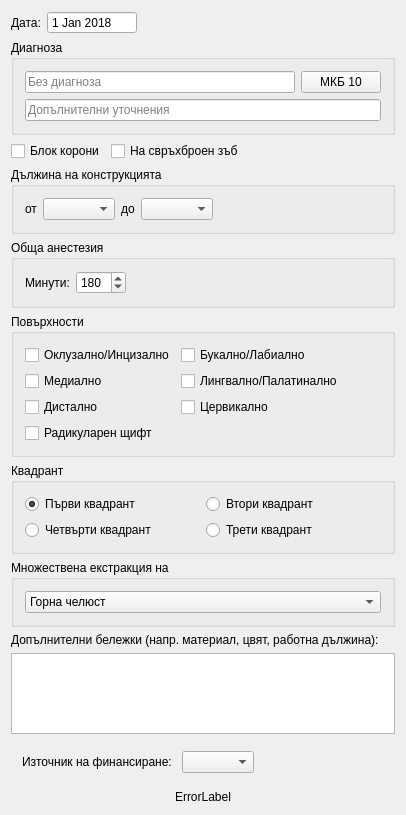
This is src/View/SubWidgets/ProcedureInput.ui in thefinalcutbg/DinoDent as Qt 5 draws it before an edit. The edited form follows.
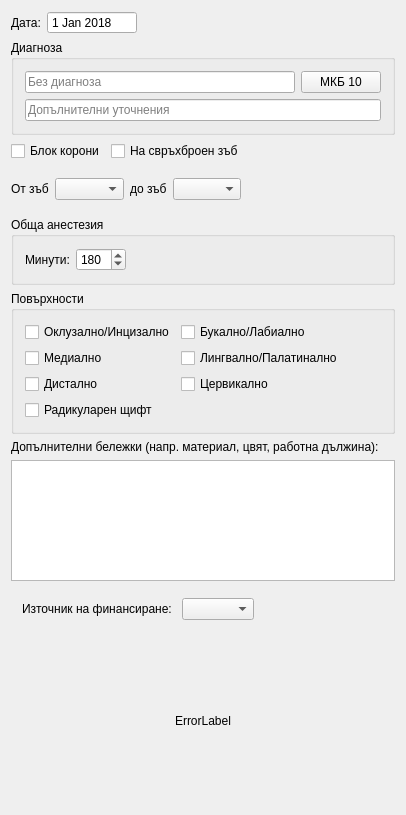
This is the edited form. Custom widgets are drawn as their Qt base class.

Commit message: procedure creation and behaviour bug fixes. needs refactoring.

```diff
--- a/src/View/SubWidgets/ProcedureInput.ui
+++ b/src/View/SubWidgets/ProcedureInput.ui
@@ -169,15 +169,15 @@
     </layout>
    </item>
    <item>
-    <widget class="QGroupBox" name="rangeGroup">
-     <property name="title">
-      <string>Дължина на конструкцията</string>
-     </property>
+    <widget class="QFrame" name="rangeGroup">
      <layout class="QHBoxLayout" name="horizontalLayout_2">
+      <property name="leftMargin">
+       <number>0</number>
+      </property>
       <item>
        <widget class="QLabel" name="label_4">
         <property name="text">
-         <string>от</string>
+         <string>От зъб</string>
         </property>
        </widget>
       </item>
@@ -200,7 +200,7 @@
       <item>
        <widget class="QLabel" name="label_3">
         <property name="text">
-         <string>до</string>
+         <string>до зъб</string>
         </property>
        </widget>
       </item>
@@ -382,88 +382,6 @@
      </layout>
     </widget>
    </item>
-   <item>
-    <widget class="QGroupBox" name="quadrantGroup">
-     <property name="minimumSize">
-      <size>
-       <width>0</width>
-       <height>0</height>
-      </size>
-     </property>
-     <property name="title">
-      <string>Квадрант</string>
-     </property>
-     <layout class="QHBoxLayout" name="horizontalLayout_3">
-      <item>
-       <layout class="QVBoxLayout" name="verticalLayout_4">
-        <item>
-         <widget class="QRadioButton" name="quadrantFrist">
-          <property name="text">
-           <string>Първи квадрант</string>
-          </property>
-          <property name="checked">
-           <bool>true</bool>
-          </property>
-         </widget>
-        </item>
-        <item>
-         <widget class="QRadioButton" name="quadrantFourth">
-          <property name="text">
-           <string>Четвърти квадрант</string>
-          </property>
-         </widget>
-        </item>
-       </layout>
-      </item>
-      <item>
-       <layout class="QVBoxLayout" name="verticalLayout_5">
-        <item>
-         <widget class="QRadioButton" name="quadrantSecond">
-          <property name="text">
-           <string>Втори квадрант</string>
-          </property>
-         </widget>
-        </item>
-        <item>
-         <widget class="QRadioButton" name="quadrantThird">
-          <property name="text">
-           <string>Трети квадрант</string>
-          </property>
-         </widget>
-        </item>
-       </layout>
-      </item>
-     </layout>
-    </widget>
-   </item>
-   <item>
-    <widget class="QGroupBox" name="jawGroup">
-     <property name="title">
-      <string>Множествена екстракция на</string>
-     </property>
-     <layout class="QHBoxLayout" name="horizontalLayout_9">
-      <item>
-       <widget class="QComboBox" name="jawComboBox">
-        <item>
-         <property name="text">
-          <string>Горна челюст</string>
-         </property>
-        </item>
-        <item>
-         <property name="text">
-          <string>Долна челюст</string>
-         </property>
-        </item>
-        <item>
-         <property name="text">
-          <string>Горна и долна челюст</string>
-         </property>
-        </item>
-       </widget>
-      </item>
-     </layout>
-    </widget>
-   </item>
    <item>
     <widget class="QLabel" name="notesLabel">
      <property name="sizePolicy">
```
The commit also changes 8 other files.
